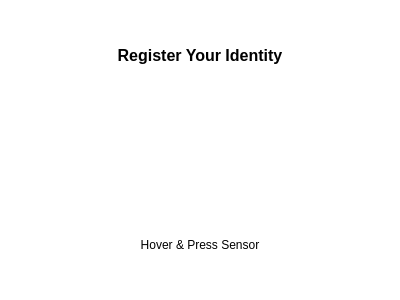
Above: src/views/register_views/fingerprint_view.ui from devforgely/MFA-Simulator before the change. Below: the same form after it.
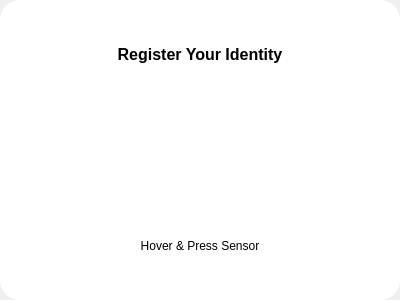
That is the form after the change. Icons and pictures are not drawn.

```diff
--- a/src/views/register_views/fingerprint_view.ui
+++ b/src/views/register_views/fingerprint_view.ui
@@ -23,9 +23,9 @@
    <enum>Qt::LeftToRight</enum>
   </property>
   <property name="styleSheet">
-   <string notr="true">#Form {
-	background-color: #fff;
-	border-radius: 10px;
+   <string notr="true">#frame {
+	background-color: white;
+	border-radius: 20px;
 }
 
 #fingerprint_btn {
@@ -35,6 +35,30 @@
 </string>
   </property>
   <layout class="QVBoxLayout" name="verticalLayout">
+   <property name="spacing">
+    <number>0</number>
+   </property>
+   <property name="leftMargin">
+    <number>0</number>
+   </property>
+   <property name="topMargin">
+    <number>0</number>
+   </property>
+   <property name="rightMargin">
+    <number>0</number>
+   </property>
+   <property name="bottomMargin">
+    <number>0</number>
+   </property>
+   <item>
+    <widget class="QFrame" name="frame">
+     <property name="frameShape">
+      <enum>QFrame::StyledPanel</enum>
+     </property>
+     <property name="frameShadow">
+      <enum>QFrame::Raised</enum>
+     </property>
+     <layout class="QVBoxLayout" name="verticalLayout_2">
    <item>
     <widget class="QLabel" name="label">
      <property name="font">
@@ -52,9 +76,7 @@
      </property>
     </widget>
    </item>
-   <item>
-    <layout class="QVBoxLayout" name="fp_layout">
-     <item>
+      <item alignment="Qt::AlignHCenter">
       <widget class="QPushButton" name="fingerprint_btn">
        <property name="sizePolicy">
         <sizepolicy hsizetype="Maximum" vsizetype="Maximum">
@@ -89,16 +111,17 @@
        </property>
       </widget>
      </item>
-    </layout>
-   </item>
    <item>
-    <widget class="QLabel" name="label_2">
+       <widget class="QLabel" name="instruction_label">
      <property name="text">
       <string>Hover &amp; Press Sensor</string>
      </property>
      <property name="alignment">
       <set>Qt::AlignCenter</set>
      </property>
+       </widget>
+      </item>
+     </layout>
     </widget>
    </item>
   </layout>
```
Lines whose indentation alone changed are shown as unchanged.
